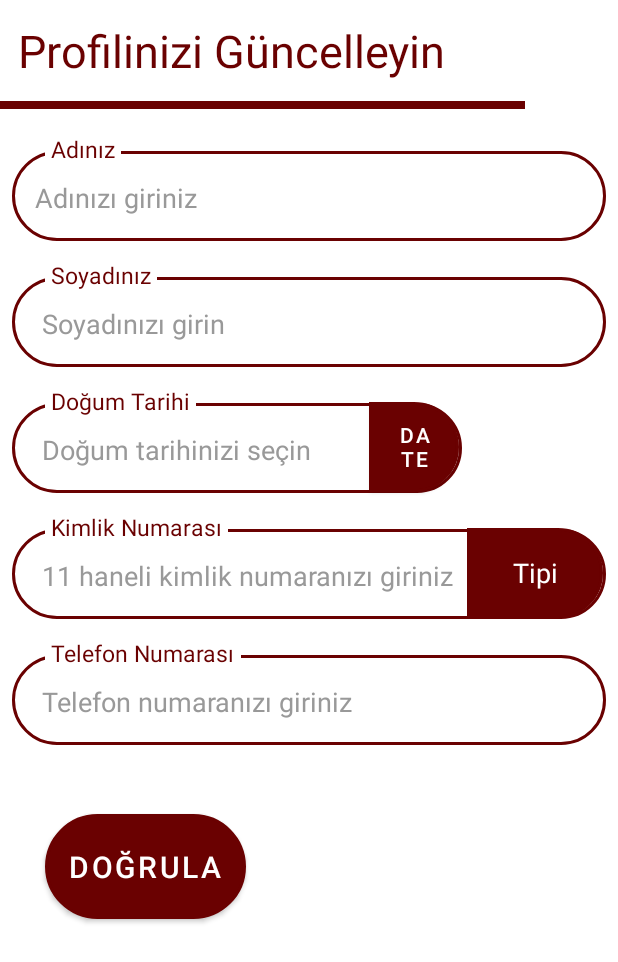
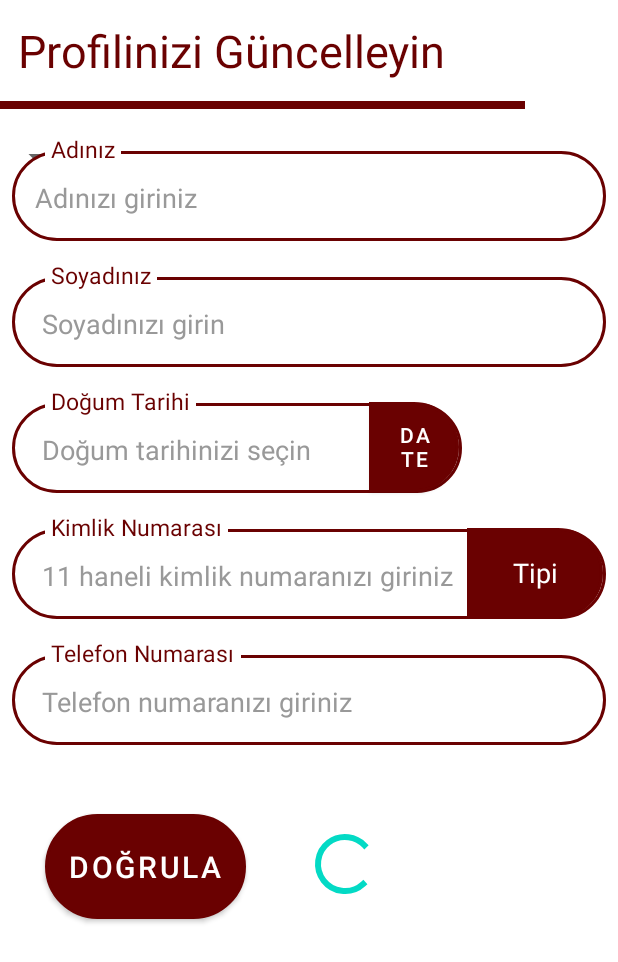
Before and after one commit to HagarAH/VolunteeringApp, an Android app: the layout activity_update_profile.xml on its own in the app's theme, with its tools: preview values and no code run, on a phone screen of 412 x 824 dp. Shown: the top 962 px of the screen. Run offline under Robolectric (Android 15) with nearby library versions, the phone set to English and light mode, and no system bars.

Commit message:
Worked on profile complete

```diff
--- a/app/src/main/java/com/mobil/bizden/ui/Login.java
+++ b/app/src/main/java/com/mobil/bizden/ui/Login.java
@@ -36,6 +36,7 @@ public class Login extends AppCompatActivity {
      UserController.LoginCallback loginCallback = new UserController.LoginCallback() {
          @Override
          public void onSuccess() {
+
              Intent intent = new Intent(Login.this, Home.class);
              startActivity(intent);
              finish();
--- a/app/src/main/res/layout/activity_update_profile.xml
+++ b/app/src/main/res/layout/activity_update_profile.xml
@@ -234,13 +234,18 @@
             android:background="@drawable/rounded_corners_3"
             android:text="Tipi"
             android:textColor="@color/white" />
-<!--        <Spinner-->
-<!--            android:id="@+id/spinnerComboBox"-->
-<!--            android:layout_width="wrap_content"-->
-<!--            android:layout_height="wrap_content" />-->
+        <Spinner
+            android:id="@+id/spinnerComboBox"
+            android:layout_width="wrap_content"
+            android:layout_height="wrap_content" />
 
     </RelativeLayout>
+    <RelativeLayout
+        android:layout_width="wrap_content"
+        android:layout_height="wrap_content">
+
         <Button
+            android:id="@+id/verifyBtn"
             android:layout_width="wrap_content"
             android:layout_height="70dp"
             android:text="Doğrula"
@@ -251,6 +256,20 @@
 
             />
 
+        <ProgressBar
+            android:id="@+id/progressbarId"
+            android:layout_width="wrap_content"
+            android:layout_height="wrap_content"
+            android:layout_alignParentTop="true"
+            android:layout_marginStart="12dp"
+            android:layout_marginLeft="22dp"
+            android:layout_marginTop="39dp"
+            android:layout_toEndOf="@+id/verifyBtn"
+            android:outlineSpotShadowColor="@color/primary_100" />
+
+    </RelativeLayout>
+
+
 
 </LinearLayout>
 
```
Also changed, not shown: app/src/main/java/com/mobil/bizden/controllers/ProfileController.java (+10 -0 lines), app/src/main/java/com/mobil/bizden/ui/UpdateProfile.java (+80 -0 lines). Lines whose indentation alone changed are shown as unchanged.
